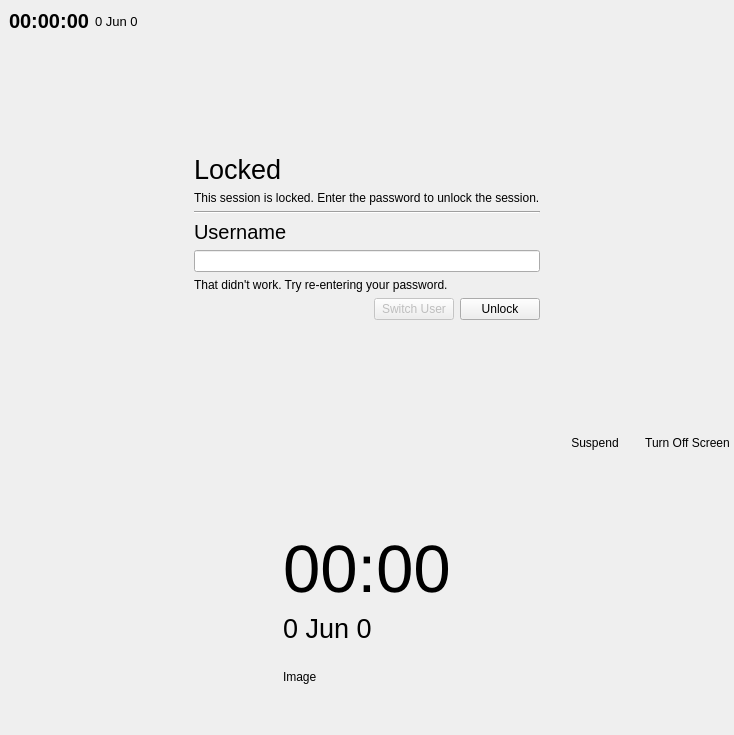
This is mainwindow.ui in vicr123/tsscreenlock as Qt 5 draws it before an edit. The edited form follows.
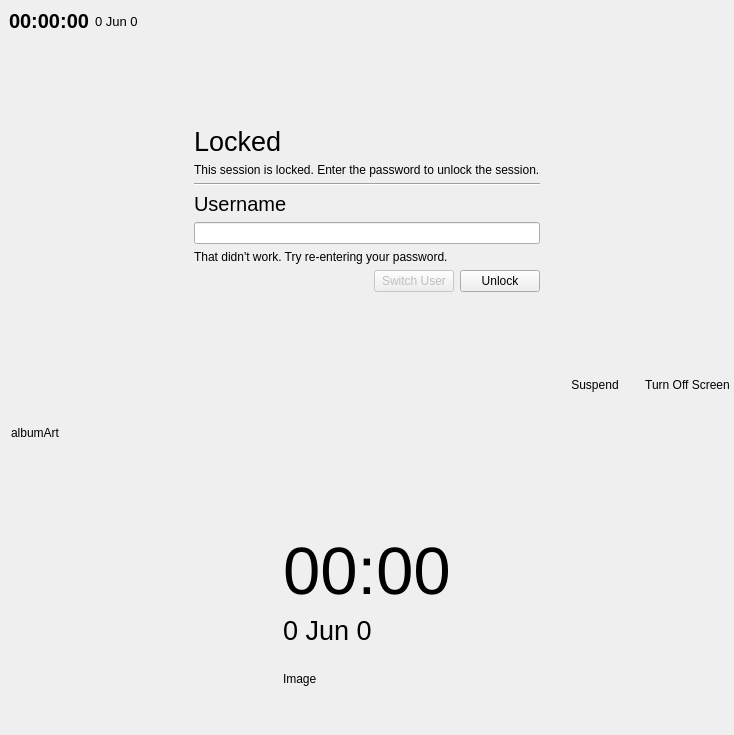
This is the edited form. Icons and pictures are not drawn. Custom widgets are drawn as their Qt base class.

Commit message: MPRIS support

The edit to the form file:
```diff
--- a/mainwindow.ui
+++ b/mainwindow.ui
@@ -280,7 +280,7 @@
       </property>
      </spacer>
     </item>
-    <item row="5" column="0" colspan="3">
+    <item row="7" column="0" colspan="3">
      <widget class="CoverFrame" name="Cover">
       <property name="autoFillBackground">
        <bool>true</bool>
@@ -502,6 +502,131 @@
       </layout>
      </widget>
     </item>
+    <item row="6" column="0" colspan="3">
+     <widget class="TopBorderFrame" name="mprisFrame">
+      <property name="sizePolicy">
+       <sizepolicy hsizetype="Preferred" vsizetype="Fixed">
+        <horstretch>0</horstretch>
+        <verstretch>0</verstretch>
+       </sizepolicy>
+      </property>
+      <property name="autoFillBackground">
+       <bool>true</bool>
+      </property>
+      <property name="frameShape">
+       <enum>QFrame::NoFrame</enum>
+      </property>
+      <property name="frameShadow">
+       <enum>QFrame::Raised</enum>
+      </property>
+      <layout class="QHBoxLayout" name="horizontalLayout_4">
+       <item>
+        <widget class="QLabel" name="mprisArt">
+         <property name="text">
+          <string>albumArt</string>
+         </property>
+        </widget>
+       </item>
+       <item>
+        <layout class="QVBoxLayout" name="verticalLayout_3">
+         <property name="spacing">
+          <number>0</number>
+         </property>
+         <item>
+          <widget class="QLabel" name="mprisSongName">
+           <property name="sizePolicy">
+            <sizepolicy hsizetype="Expanding" vsizetype="Preferred">
+             <horstretch>0</horstretch>
+             <verstretch>0</verstretch>
+            </sizepolicy>
+           </property>
+           <property name="text">
+            <string/>
+           </property>
+          </widget>
+         </item>
+         <item>
+          <widget class="QLabel" name="mprisSongArtist">
+           <property name="enabled">
+            <bool>false</bool>
+           </property>
+           <property name="sizePolicy">
+            <sizepolicy hsizetype="Expanding" vsizetype="Preferred">
+             <horstretch>0</horstretch>
+             <verstretch>0</verstretch>
+            </sizepolicy>
+           </property>
+           <property name="text">
+            <string/>
+           </property>
+          </widget>
+         </item>
+        </layout>
+       </item>
+       <item>
+        <widget class="QPushButton" name="mprisBack">
+         <property name="text">
+          <string/>
+         </property>
+         <property name="icon">
+          <iconset theme="media-skip-backward"/>
+         </property>
+         <property name="flat">
+          <bool>true</bool>
+         </property>
+        </widget>
+       </item>
+       <item>
+        <widget class="QPushButton" name="mprisPause">
+         <property name="text">
+          <string/>
+         </property>
+         <property name="icon">
+          <iconset theme="media-playback-start"/>
+         </property>
+         <property name="iconSize">
+          <size>
+           <width>32</width>
+           <height>32</height>
+          </size>
+         </property>
+         <property name="flat">
+          <bool>true</bool>
+         </property>
+        </widget>
+       </item>
+       <item>
+        <widget class="QPushButton" name="mprisNext">
+         <property name="text">
+          <string/>
+         </property>
+         <property name="icon">
+          <iconset theme="media-skip-forward"/>
+         </property>
+         <property name="flat">
+          <bool>true</bool>
+         </property>
+        </widget>
+       </item>
+      </layout>
+     </widget>
+    </item>
+    <item row="5" column="0" colspan="2">
+     <widget class="QFrame" name="paddingFrame">
+      <property name="sizePolicy">
+       <sizepolicy hsizetype="Preferred" vsizetype="Fixed">
+        <horstretch>0</horstretch>
+        <verstretch>0</verstretch>
+       </sizepolicy>
+      </property>
+      <property name="frameShape">
+       <enum>QFrame::NoFrame</enum>
+      </property>
+      <property name="frameShadow">
+       <enum>QFrame::Raised</enum>
+      </property>
+     </widget>
+    </item>
    </layout>
   </widget>
  </widget>
@@ -516,6 +641,12 @@
     <signal>clicked()</signal>
    </slots>
   </customwidget>
+  <customwidget>
+   <class>TopBorderFrame</class>
+   <extends>QFrame</extends>
+   <header>topborderframe.h</header>
+   <container>1</container>
+  </customwidget>
  </customwidgets>
  <resources/>
  <connections/>
```
Left out of the diff: 3 changed lines with no effect on the pictures. The commit also changes 5 other files.
